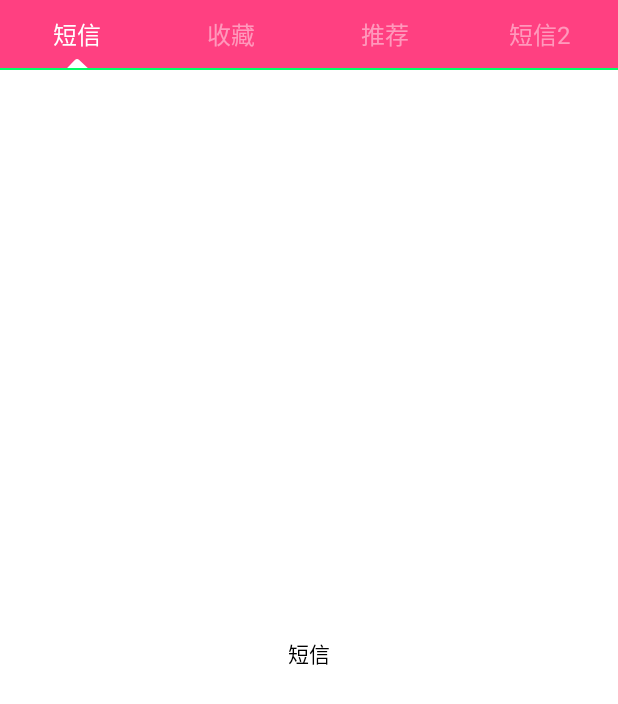
After one commit to wuxiewuji/MyView, an Android app: the IndicatorActivity screen opened directly, with no data from a screen before it, on a phone screen of 412 x 824 dp. The commit adds this screen. Shown: the top 704 px of the screen. Run offline under Robolectric (Android 15) with nearby library versions, the phone set to English and light mode, and no system bars; our stand-ins replace ButterKnife.

Commit message:
滑动的Tab ViewPager联动
更新新组合控件滑动Tab

```diff
--- a/GitHub/app/src/main/AndroidManifest.xml
+++ b/GitHub/app/src/main/AndroidManifest.xml
@@ -15,7 +15,8 @@
                 <category android:name="android.intent.category.LAUNCHER" />
             </intent-filter>
         </activity>
-        <activity android:name=".TopbarAcivity"></activity>
+        <activity android:name=".TopbarAcivity" />
+        <activity android:name=".IndicatorActivity"></activity>
     </application>
 
 </manifest>
--- /dev/null
+++ b/GitHub/app/src/main/java/com/xxf/myviewutils/IndicatorActivity.java
@@ -0,0 +1,62 @@
+package com.xxf.myviewutils;
+
+import android.os.Bundle;
+import android.support.v4.app.Fragment;
+import android.support.v4.app.FragmentPagerAdapter;
+import android.support.v4.view.ViewPager;
+import android.support.v7.app.AppCompatActivity;
+
+import com.xxf.myviewutils.customview.Indicator.HSCrollIndicator;
+import com.xxf.myviewutils.fragment.VpSimpleFragment;
+
+import java.util.ArrayList;
+import java.util.Arrays;
+import java.util.List;
+
+import butterknife.Bind;
+import butterknife.ButterKnife;
+
+/**
+ * ViewPagerIndicator演示类
+ */
+public class IndicatorActivity extends AppCompatActivity {
+
+    @Bind(R.id.indicator)
+    HSCrollIndicator mIndicator;
+    @Bind(R.id.viewPager)
+    ViewPager mViewPager;
+    private List<VpSimpleFragment> mContents=new ArrayList<>();
+    private FragmentPagerAdapter mAdapter;
+    private List<String> mTitles= Arrays.asList("短信", "收藏", "推荐", "短信2", "收藏2", "推荐2", "短信3", "收藏3", "推荐3");
+
+    @Override
+    protected void onCreate(Bundle savedInstanceState) {
+        super.onCreate(savedInstanceState);
+        setContentView(R.layout.activity_indicator);
+        ButterKnife.bind(this);
+        initDatas();
+        mViewPager.setAdapter(mAdapter);
+        mIndicator.setVisibleTabCount(4);
+        mIndicator.setTabItemTitles(mTitles);
+        mIndicator.setViewPager(mViewPager,0);
+
+    }
+    private void initDatas() {
+        for(String title:mTitles){
+            VpSimpleFragment fragment=VpSimpleFragment.newInstance(title);
+            mContents.add(fragment);
+        }
+        mAdapter=new FragmentPagerAdapter(getSupportFragmentManager()) {
+            @Override
+            public Fragment getItem(int position) {
+                return mContents.get(position);
+            }
+
+            @Override
+            public int getCount() {
+                return mContents.size();
+            }
+        };
+    }
+
+}
--- a/GitHub/app/src/main/java/com/xxf/myviewutils/MainActivity.java
+++ b/GitHub/app/src/main/java/com/xxf/myviewutils/MainActivity.java
@@ -29,6 +29,9 @@ public class MainActivity extends AppCompatActivity implements View.OnClickListe
             case R.id.top_bar://自定义Topbar演示界面
                 intent=new Intent(this,TopbarAcivity.class);
                 break;
+            case R.id.indicator://自定义ViewPagerIndicator演示页面
+                intent=new Intent(this,IndicatorActivity.class);
+                break;
         }
         if(intent!=null)
             startActivity(intent);
--- /dev/null
+++ b/GitHub/app/src/main/java/com/xxf/myviewutils/customview/Indicator/HSCrollIndicator.java
@@ -0,0 +1,97 @@
+package com.xxf.myviewutils.customview.Indicator;
+
+import android.content.Context;
+import android.content.res.TypedArray;
+import android.support.v4.view.ViewPager;
+import android.util.AttributeSet;
+import android.widget.HorizontalScrollView;
+
+import com.xxf.myviewutils.R;
+
+import java.util.List;
+
+/**
+ * Created by Administrator on 2016/5/16.
+ */
+public class HSCrollIndicator extends HorizontalScrollView {
+    private ViewPagerIndicator ln;
+    public PageOnchangeListener mListener;
+    /**
+     * 因为我们内部实现了mViewPager.addOnPageChangeListener方法当外部还想对ViewPager进行这个方法的使用的时候就会出问题
+     * 因此我们内部从新定义这个方法的实现
+     */
+    public interface PageOnchangeListener{
+
+        public void onPageScrolled(int position, float positionOffset, int positionOffsetPixels);
+        public void onPageSelected(int position);
+        public void onPageScrollStateChanged(int state);
+    }
+    public void setOnPagerChangerListener(PageOnchangeListener listener){
+        this.mListener=listener;
+    }
+    public HSCrollIndicator(Context context) {
+        super(context);
+    }
+
+    public HSCrollIndicator(Context context, AttributeSet attrs) {
+        super(context, attrs);
+        setHorizontalScrollBarEnabled(false);
+        ln=new ViewPagerIndicator(context);
+        this.addView(ln);
+    }
+
+    public void setVisibleTabCount(int visibleTabCount) {
+        ln.setVisibleTabCount(visibleTabCount);
+    }
+
+    public void setTabItemTitles(List<String> tabItemTitles) {
+        ln.setTabItemTitles(tabItemTitles);
+    }
+    /**
+     * 设置ViewPager
+     * @param mViewPager
+     * @param pos
+     */
+    public void setViewPager(ViewPager mViewPager, int pos) {
+        ln.setViewPager( mViewPager,  pos);
+        mViewPager.addOnPageChangeListener(new ViewPager.OnPageChangeListener() {
+            @Override
+            public void onPageScrolled(int position, float positionOffset, int positionOffsetPixels) {
+                //tabWidth*psitionOffest
+                ln.scroll(position, positionOffset);
+                scroll(position, positionOffset);
+                if (mListener != null)
+                    mListener.onPageScrolled(position, positionOffset, positionOffsetPixels);
+            }
+
+            @Override
+            public void onPageSelected(int position) {
+                if (mListener != null)
+                    mListener.onPageSelected(position);
+                ln.highLightTextView(position);
+            }
+
+            @Override
+            public void onPageScrollStateChanged(int state) {
+                if (mListener != null)
+                    mListener.onPageScrollStateChanged(state);
+            }
+        });
+        mViewPager.setCurrentItem(pos);
+        ln.highLightTextView(pos);
+    }
+    //指示器跟随手机进行移动
+    public void scroll(int position, float positionOffset) {
+        int tabWidth =ln.getScreenWidth() /ln.mTabVisableCount;
+
+        //容器移动，当tab处于移动的最后一个时候
+        if(position>=(ln.mTabVisableCount-1)&&positionOffset>0){
+            //  mHScrollView.smoothScrollTo((position-(mTabVisableCount-1))*tabWidth+(int)(tabWidth*positionOffset),0);
+            this.smoothScrollTo((position - (ln.mTabVisableCount - 1)) * tabWidth + (int) (tabWidth * positionOffset),0);
+        }
+
+        invalidate();//便宜完成调用重回方法
+
+    }
+
+}
--- /dev/null
+++ b/GitHub/app/src/main/java/com/xxf/myviewutils/customview/Indicator/ViewPagerIndicator.java
@@ -0,0 +1,268 @@
+package com.xxf.myviewutils.customview.Indicator;
+
+import android.content.Context;
+import android.content.res.TypedArray;
+import android.graphics.Canvas;
+import android.graphics.Color;
+import android.graphics.CornerPathEffect;
+import android.graphics.Paint;
+import android.graphics.Path;
+import android.support.v4.view.ViewPager;
+import android.util.AttributeSet;
+import android.util.DisplayMetrics;
+import android.util.Log;
+import android.util.TypedValue;
+import android.view.Gravity;
+import android.view.View;
+import android.view.ViewGroup;
+import android.view.WindowManager;
+import android.widget.LinearLayout;
+import android.widget.TextView;
+
+import com.xxf.myviewutils.R;
+
+import java.util.List;
+
+/**
+ * Created by Administrator on 2016/5/9.
+ */
+public class ViewPagerIndicator extends LinearLayout {
+
+
+    private Paint mPaint;//画笔
+
+    private Path mPath;//三角形，三条边构成的路线
+
+    private int mTriangleWidth;//三角形宽度
+
+    private int mTriangleHeight;//三角形高度
+
+    private static final float RADIO_TRIANGLE_WIDTH = 1 / 6F;//三角形的宽度和每一个TAB跨度的比例《可以分享出去，让用户自定，可适应不同比例，不同屏幕》
+    /**
+     * 设置三角形最大为三分之一屏幕的六分之一
+     */
+    private  final int DIMENSION_TRIANGLE_WDTH_MAX= (int) ((getScreenWidth()/3)*RADIO_TRIANGLE_WIDTH);
+
+    private int mInitTranslationX;//初始化的偏移位置
+
+    protected int mTranslationX;//移动时的偏移位置,根据滑动的时候移动的偏移量
+
+    protected int mTabVisableCount;//设置屏幕上可以显示几个tab
+
+    private static final int COUNT_DEFFAULT_TAB = 4;//设置tab默认显示数量
+    private  List<String> mTitles;
+    private static  final int COLOR_TEXT_NORMAL=0x77FFFFFF;
+    //设置选择文字高亮
+    private static final int COLOR_TEXT_HIGHLIGHT = 0xFFFFFFFF;
+    private int screenWidth;
+
+    public ViewPagerIndicator(Context context) {
+        this(context, null);
+    }
+
+
+    public ViewPagerIndicator(Context context, AttributeSet attrs) {
+        super(context, attrs);
+
+        //获取可见tab的数量
+        TypedArray a = context.obtainStyledAttributes(attrs, R.styleable.ViewPagerIndicator);
+        mTabVisableCount = a.getInt(R.styleable.ViewPagerIndicator_visable_tab_count, COUNT_DEFFAULT_TAB);
+
+        if (mTabVisableCount < 0) {//当用户设置显示数量小于0时设为默认值，或者抛出异常都可以
+            mTabVisableCount = COUNT_DEFFAULT_TAB;
+        }
+
+        a.recycle();//释放
+        //初始化画笔
+        mPaint = new Paint();
+        mPaint.setAntiAlias(true);//设置抗锯齿
+        mPaint.setColor(Color.parseColor("#ffffff"));//设置画笔颜色
+        mPaint.setStyle(Paint.Style.FILL);//设置画笔为全部填充
+        mPaint.setPathEffect(new CornerPathEffect(3));//设置三角形转角点弧度为3
+
+    }
+
+    /**
+     * 绘制自己的子控件用这个，绘制布局用OnDraw
+     * @param canvas
+     */
+    @Override
+    protected void dispatchDraw(Canvas canvas) {//画三角形
+        canvas.save();
+        canvas.translate(mInitTranslationX + mTranslationX, getHeight() + 2);
+        canvas.drawPath(mPath, mPaint);
+        canvas.restore();
+
+        super.dispatchDraw(canvas);
+    }
+
+    //宽高发生变化时候都会回调
+    @Override
+    protected void onSizeChanged(int w, int h, int oldw, int oldh) {
+        super.onSizeChanged(w, h, oldw, oldh);
+
+        mTriangleWidth = (int) (getScreenWidth() / mTabVisableCount * RADIO_TRIANGLE_WIDTH);//获取到三角形的宽度
+
+        mTriangleWidth=Math.min(mTriangleWidth,DIMENSION_TRIANGLE_WDTH_MAX);
+
+        mInitTranslationX = getScreenWidth() / mTabVisableCount / 2 - mTriangleWidth / 2;//三角形初始偏移的位置
+        Log.i("INF",getScreenWidth()+"=="+mTabVisableCount+"==="+mTriangleWidth+"==="+mTabVisableCount+"===");
+        initTrangle();//初始化
+    }
+
+    /**
+     * 当xml加载完成会回调这个方法
+     */
+    @Override
+    protected void onFinishInflate() {
+        super.onFinishInflate();
+
+        int cCount = getChildCount();//获取到子元素的数量
+        if (cCount == 0) return;
+
+        for (int i = 0; i < cCount; i++) {
+            View view = getChildAt(i);
+            //这里tab的宽度会根据需要显示的tab个数进行设置
+            LayoutParams lp = (LayoutParams) view.getLayoutParams();
+            //设置权重，均分屏幕，getScreenWidth()，获取到屏幕的宽度
+            lp.weight = 0;
+            lp.width = getScreenWidth() / mTabVisableCount;
+            view.setLayoutParams(lp);//将子控件属性设置进去
+        }
+        setItemClickEvent();
+    }
+
+    /**
+     * 初始化三角形
+     */
+    private void initTrangle() {
+        mTriangleHeight = mTriangleWidth / 2;//定义三角形的高度为宽度的1/2
+        mPath = new Path();//初始化Path类
+        mPath.moveTo(0, 0);//初始化移动到0，0位置
+        mPath.lineTo(mTriangleWidth, 0);//第二个点
+        mPath.lineTo(mTriangleWidth / 2, -mTriangleHeight);//第三个点，y向下为正，添加负号
+        mPath.close();//闭合，三角形完成
+
+    }
+
+
+
+    public void setTabItemTitles(List<String> titles){
+        if(titles!=null&&titles.size()>0){
+            this.removeAllViews();
+            mTitles=titles;
+            for(String title:mTitles){
+                addView(generateTextView(title));
+            }
+            setItemClickEvent();
+        }
+
+    }
+
+
+
+    /***
+     * 动态设置可以显示的tab数量---这句话一定要在设置setTabItemTitles之前设置
+     * @param count
+     */
+    public void setVisibleTabCount(int count){
+        mTabVisableCount=count;
+    }
+
+
+    /**
+     * 根据title创建Tab
+     * @param title
+     * @return
+     */
+    private View generateTextView(String title) {
+        TextView tv=new TextView(getContext());
+        LayoutParams lp=new LayoutParams(ViewGroup.LayoutParams.MATCH_PARENT, ViewGroup.LayoutParams.MATCH_PARENT);
+        lp.width=getScreenWidth()/mTabVisableCount;
+        tv.setText(title);
+        tv.setGravity(Gravity.CENTER);
+        tv.setTextSize(TypedValue.COMPLEX_UNIT_SP, 16);
+        tv.setTextColor(COLOR_TEXT_NORMAL);
+        tv.setLayoutParams(lp);
+        return tv;
+    }
+
+    private ViewPager mViewPager;
+
+
+    /**
+     * 设置ViewPager
+     * @param viewPager
+     * @param pos
+     */
+    public void setViewPager(ViewPager viewPager,int pos){
+        mViewPager=viewPager;
+    }
+
+    /**
+     * 获取到屏幕宽度
+     *
+     * @return
+     */
+    public int getScreenWidth() {
+        WindowManager wm = (WindowManager) getContext().getSystemService(Context.WINDOW_SERVICE);
+        DisplayMetrics outMe=new DisplayMetrics();
+        wm.getDefaultDisplay().getMetrics(outMe);
+        return outMe.widthPixels;
+    }
+
+    /**
+     * 重置文本颜色
+     */
+    private void resetTextViewColor(){
+        for(int i=0;i<getChildCount();i++){
+            View view = getChildAt(i);
+            if(view instanceof TextView){
+                ((TextView)view).setTextColor(COLOR_TEXT_NORMAL);
+            }
+        }
+    }
+
+    /**
+     * 高亮某个Tab的文本
+     * @param pos
+     */
+    public  void highLightTextView(int pos){
+        resetTextViewColor();
+        View view = getChildAt(pos);
+        if(view instanceof TextView){
+            ((TextView)view).setTextColor(COLOR_TEXT_HIGHLIGHT);
+        }
+    }
+
+    /**
+     * 设置Tab的点击事件
+     */
+    private void setItemClickEvent(){
+        int cCount=getChildCount();
+        for( int i=0;i<cCount;i++){
+            final int j=i;
+            View view = getChildAt(i);
+            view.setOnClickListener(new OnClickListener() {
+                @Override
+                public void onClick(View v) {
+                    mViewPager.setCurrentItem(j);
+                }
+            });
+        }
+    }
+    //指示器跟随手机进行移动
+    public void scroll(int position, float positionOffset) {
+        int tabWidth =getScreenWidth() /mTabVisableCount;
+        mTranslationX = (int) (tabWidth * (positionOffset + position));
+        Log.i("inf", tabWidth + "==" + mTranslationX + "==" + positionOffset);
+        //容器移动，当tab处于移动的最后一个时候
+        if(position>=(mTabVisableCount-1)&&positionOffset>0&&getChildCount()>mTabVisableCount){
+            //  mHScrollView.smoothScrollTo((position-(mTabVisableCount-1))*tabWidth+(int)(tabWidth*positionOffset),0);
+           // this.scrollTo((position-(mTabVisableCount-1))*tabWidth+(int)(tabWidth*positionOffset),0);
+        }
+
+        invalidate();//便宜完成调用重回方法
+
+    }
+}
--- /dev/null
+++ b/GitHub/app/src/main/java/com/xxf/myviewutils/fragment/VpSimpleFragment.java
@@ -0,0 +1,54 @@
+package com.xxf.myviewutils.fragment;
+
+import android.os.Bundle;
+import android.support.annotation.Nullable;
+import android.support.v4.app.Fragment;
+import android.view.Gravity;
+import android.view.LayoutInflater;
+import android.view.View;
+import android.view.ViewGroup;
+import android.widget.TextView;
+
+import com.xxf.myviewutils.R;
+
+/**
+ * Created by Administrator on 2016/5/16.
+ */
+public class VpSimpleFragment extends Fragment {
+    private String mTitle;
+    public static final String BUNDLE_TITLE="title";
+
+
+    public VpSimpleFragment() {
+    }
+
+    public static VpSimpleFragment newInstance(String title) {
+
+        Bundle args = new Bundle();
+        args.putString(BUNDLE_TITLE,title);
+        VpSimpleFragment fragment = new VpSimpleFragment();
+        fragment.setArguments(args);
+        return fragment;
+    }
+
+    @Override
+    public void onCreate(Bundle savedInstanceState) {
+        super.onCreate(savedInstanceState);
+
+    }
+
+    @Nullable
+    @Override
+    public View onCreateView(LayoutInflater inflater, ViewGroup container, Bundle savedInstanceState) {
+
+        Bundle bundle=getArguments();
+        if(bundle!=null){
+            mTitle=bundle.getString(BUNDLE_TITLE);
+        }
+        TextView tv=new TextView(getActivity());
+        tv.setText(mTitle);
+        tv.setGravity(Gravity.CENTER);
+        tv.setTextColor(getResources().getColor(R.color.colorText));
+        return tv;
+    }
+}
--- /dev/null
+++ b/GitHub/app/src/main/res/layout/activity_indicator.xml
@@ -0,0 +1,27 @@
+<?xml version="1.0" encoding="utf-8"?>
+<LinearLayout xmlns:android="http://schemas.android.com/apk/res/android"
+    xmlns:indicator="http://schemas.android.com/apk/res-auto"
+    android:layout_width="match_parent"
+    android:layout_height="match_parent"
+    android:orientation="vertical">
+
+    <com.xxf.myviewutils.customview.Indicator.HSCrollIndicator
+        android:id="@+id/indicator"
+        android:layout_width="match_parent"
+        android:layout_height="45dp"
+        indicator:visable_tab_count="4"
+        android:orientation="horizontal"
+        android:background="@color/colorAccent"
+        />
+    <TextView
+        android:layout_width="match_parent"
+        android:layout_height="1dp"
+        android:background="@color/colorBtn"/>
+    <android.support.v4.view.ViewPager
+        android:id="@+id/viewPager"
+        android:layout_width="match_parent"
+        android:layout_height="0dp"
+        android:layout_weight="1"
+        />
+
+</LinearLayout>
--- a/GitHub/app/src/main/res/layout/activity_main.xml
+++ b/GitHub/app/src/main/res/layout/activity_main.xml
@@ -8,17 +8,25 @@
     <ScrollView
         android:layout_width="match_parent"
         android:layout_height="match_parent">
+
         <LinearLayout
             android:layout_width="match_parent"
             android:layout_height="match_parent"
             android:orientation="vertical">
+
             <Button
                 android:id="@+id/top_bar"
                 style="@style/BtnStyle"
-               android:text="TopBar"
                 android:gravity="center"
                 android:onClick="onClick"
-               />
+                android:text="TopBar" />
+
+            <Button
+                android:id="@+id/indicator"
+                style="@style/BtnStyle"
+                android:gravity="center"
+                android:onClick="onClick"
+                android:text="ViewPagerIndicator" />
         </LinearLayout>
     </ScrollView>
 </RelativeLayout>
--- a/GitHub/app/src/main/res/values/attrs.xml
+++ b/GitHub/app/src/main/res/values/attrs.xml
@@ -26,4 +26,8 @@
         <attr name="leftVisibility" format="boolean"/>
         <attr name="rightVisibility" format="boolean"/>
     </declare-styleable>
+
+    <declare-styleable name="ViewPagerIndicator">
+        <attr name="visable_tab_count" format="integer"/>
+    </declare-styleable>
 </resources>
--- a/GitHub/app/src/main/res/values/strings.xml
+++ b/GitHub/app/src/main/res/values/strings.xml
@@ -1,4 +1,5 @@
 <resources>
     <string name="app_name">MyViewUtils</string>
     <string name="title_activity_topbar">TopbarActivity</string>
+    <string name="title_activity_indicator">IndicatorActivity</string>
 </resources>
```
Also changed, not shown: GitHub/app/src/main/res/drawable/timg.jpg (added). Lines whose indentation alone changed are shown as unchanged.
